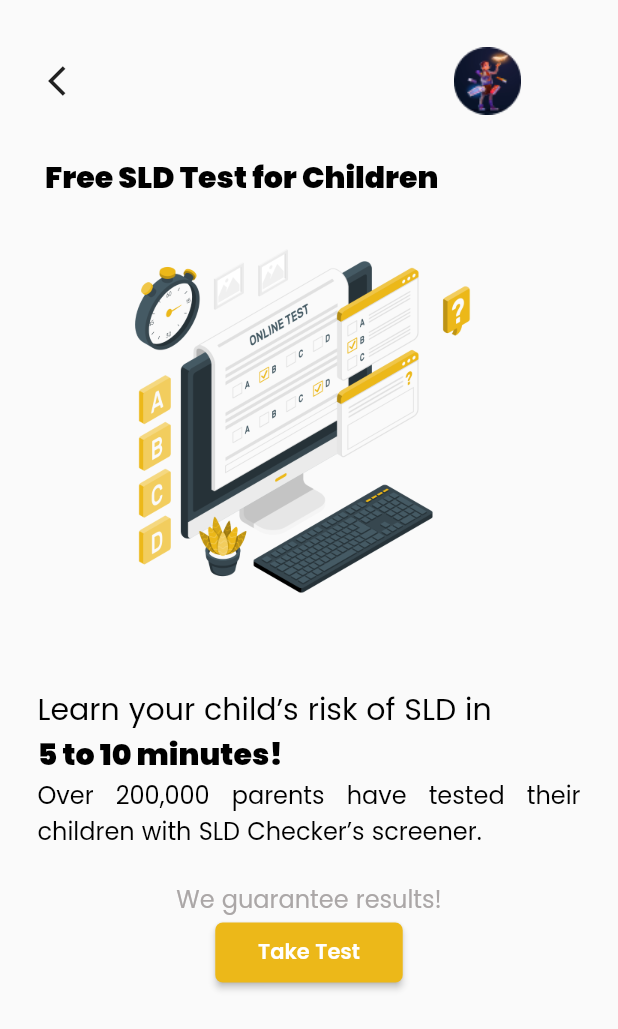
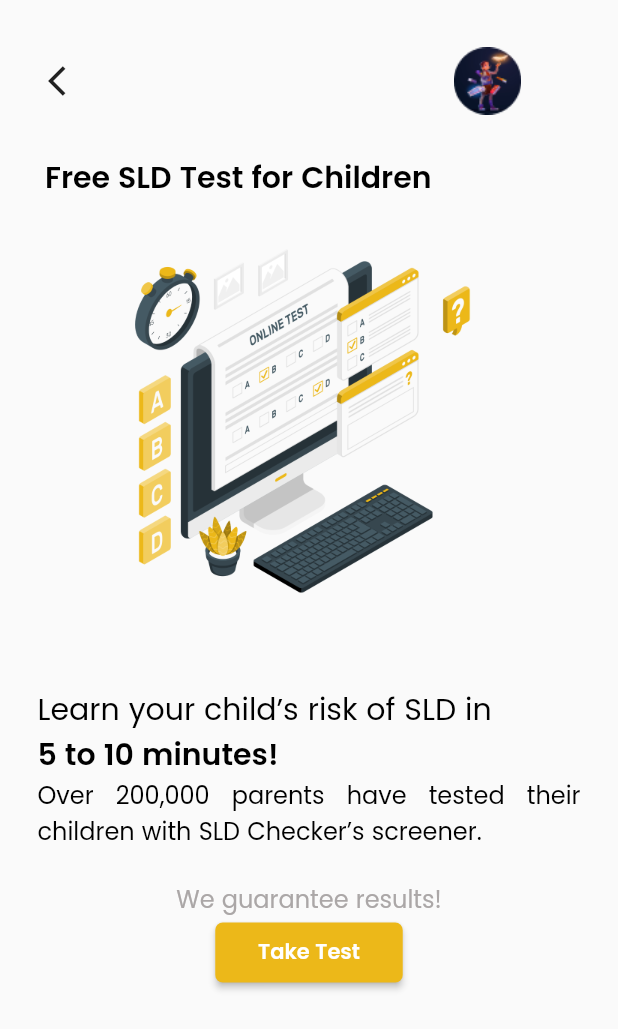
Before and after one commit to RiyaShah08/SLDChecker, a Flutter app: the TestPage screen opened directly, on a phone screen of 412 x 824 dp. Shown: the top 1029 px of the screen. Run offline on Flutter 3.47's test engine with Material 2 defaults, Android fonts, the light colour scheme and no system bars; our stand-ins replace auto_size_text, cloud_firestore, firebase_auth, firebase_core, flutter_advanced_drawer, fluttertoast and 1 more; missing offline and left inert: status_stepper; accounts and stored records are empty.

Commit message:
In progress

```diff
--- a/lib/testscreen.dart
+++ b/lib/testscreen.dart
@@ -27,6 +27,7 @@ class _TestPageState extends State<TestPage> {
                     IconButton(icon: Icon(Icons.arrow_back_ios), onPressed: () {
                       Navigator.pop(context);
                     },),
+
                     Expanded(child: Padding(
                       padding: const EdgeInsets.only(left: 200.0),
                       child: Image.asset('asset/profile.png', height: 45, width: 45,),
@@ -38,7 +39,7 @@ class _TestPageState extends State<TestPage> {
                 padding: const EdgeInsets.only(left: 30.0, top: 25),
                 child: Column(
                   children: [
-                    Text("Free SLD Test for Children", style: TextStyle(fontFamily: "Poppins", fontSize: 20, fontWeight: FontWeight.w700, color: Colors.black),),
+                    Text("Free SLD Test for Children", style: TextStyle(fontFamily: "Poppins", fontSize: 20, fontWeight: FontWeight.w600, color: Colors.black),),
                   ],
                 ),
               ),
@@ -57,7 +58,7 @@ class _TestPageState extends State<TestPage> {
                     style: TextStyle(color: Colors.black, fontSize: 20, fontFamily: "Poppins", fontWeight: FontWeight.w200,), /*defining default style is optional */
                     children: <TextSpan>[
                       TextSpan(
-                          text: '\n5 to 10 minutes!', style: TextStyle(color: Colors.black, fontSize: 20, fontFamily: "Poppins", fontWeight: FontWeight.bold)),
+                          text: '\n5 to 10 minutes!', style: TextStyle(color: Colors.black, fontSize: 20, fontFamily: "Poppins", fontWeight: FontWeight.w600)),
                       TextSpan(
                           text: '\nOver 200,000 parents have tested their children with SLD Checker’s screener.',
                           style: TextStyle(color: Colors.black, fontSize: 16, fontFamily: "Poppins", fontWeight: FontWeight.w200)),
```
